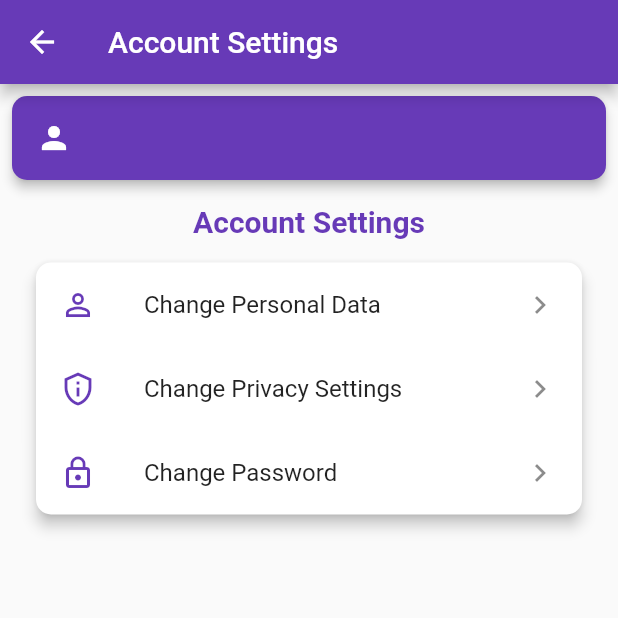
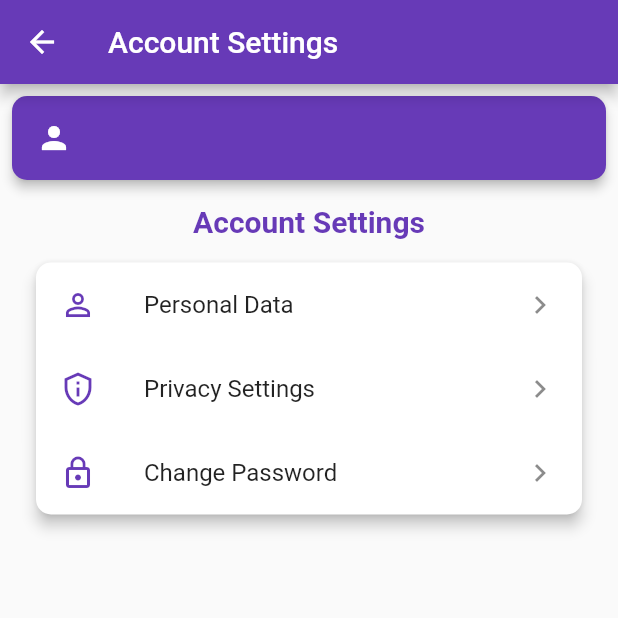
Before and after one commit to Pl4tt/organization-application, a Flutter app: the AccountSettings screen opened directly with empty values, on a phone screen of 412 x 824 dp, the top half of it. Run offline on Flutter 3.47's test engine with Material 2 defaults, Android fonts, the light colour scheme and no system bars; our stand-ins replace convex_bottom_bar, shared_preferences, speech_to_text; accounts and stored records are empty.

Commit message:
update app label

```diff
--- a/frontend/organization_mobile/lib/account/settings/account_settings.dart
+++ b/frontend/organization_mobile/lib/account/settings/account_settings.dart
@@ -46,13 +46,13 @@ class _AccountSettingsState extends State<AccountSettings> {
                 children: <Widget>[
                   ListTile(
                     leading: Icon(Icons.person_outline, color: Theme.of(context).primaryColor),
-                    title: const Text("Change Personal Data"),
+                    title: const Text("Personal Data"),
                     trailing: const Icon(Icons.keyboard_arrow_right),
                     onTap: () {},
                   ),
                   ListTile(
                     leading: Icon(Icons.privacy_tip_outlined, color: Theme.of(context).primaryColor),
-                    title: const Text("Change Privacy Settings"),
+                    title: const Text("Privacy Settings"),
                     trailing: const Icon(Icons.keyboard_arrow_right),
                     onTap: () {},
                   ),
```
Also changed, not shown: 2 other files.
